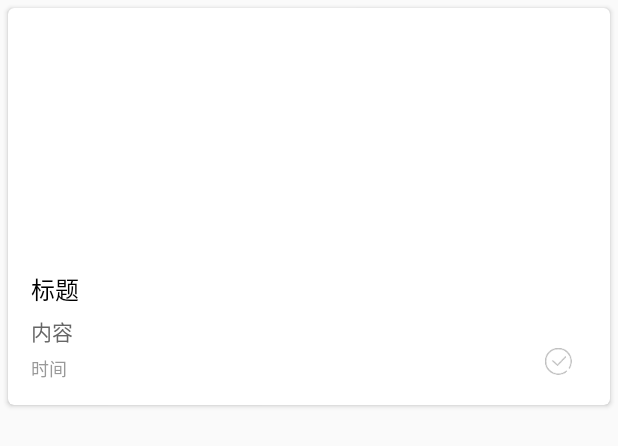
After one commit to ChiuLui/orangenote, an Android app: the layout note_item2.xml on its own in the app's theme, with its tools: preview values and no code run, on a phone screen of 412 x 824 dp. The commit adds this screen. Shown: the top 446 px of the screen. Run offline under Robolectric (Android 15) with nearby library versions, the phone set to English and light mode, and no system bars.

Commit message:
更换瀑布流视图的布局.

```diff
--- a/app/src/main/java/com/orange/orangenote/MainActivity.java
+++ b/app/src/main/java/com/orange/orangenote/MainActivity.java
@@ -232,6 +232,7 @@ public class MainActivity extends AppCompatActivity {
                     menu.findItem(R.id.view_toolbar).setIcon(R.drawable.viewgallery);
                     isListView = true;
                 }
+                recordAdapter();
                 break;
                 //全选
             case R.id.allcheck_toolbar:
--- a/app/src/main/res/layout/note_item.xml
+++ b/app/src/main/res/layout/note_item.xml
@@ -3,10 +3,10 @@
     xmlns:app="http://schemas.android.com/apk/res-auto"
     android:layout_width="match_parent"
     android:layout_height="wrap_content"
+    android:layout_marginTop="5dp"
     android:layout_marginBottom="5dp"
     android:layout_marginLeft="10dp"
     android:layout_marginRight="10dp"
-    android:layout_marginTop="5dp"
     app:cardCornerRadius="4dp">
 
     <LinearLayout
--- /dev/null
+++ b/app/src/main/res/layout/note_item2.xml
@@ -0,0 +1,81 @@
+<?xml version="1.0" encoding="utf-8"?>
+<android.support.v7.widget.CardView xmlns:android="http://schemas.android.com/apk/res/android"
+    xmlns:app="http://schemas.android.com/apk/res-auto"
+    android:layout_width="match_parent"
+    android:layout_height="wrap_content"
+    android:layout_marginBottom="5dp"
+    android:layout_marginLeft="5dp"
+    android:layout_marginRight="5dp"
+    android:layout_marginTop="5dp"
+    app:cardCornerRadius="4dp">
+
+    <LinearLayout
+        android:layout_width="match_parent"
+        android:layout_height="wrap_content"
+        android:orientation="vertical">
+
+        <ImageView
+            android:id="@+id/imageview_item"
+            android:layout_width="match_parent"
+            android:layout_height="160dp" />
+
+        <LinearLayout
+            android:id="@+id/linelayout_item"
+            android:layout_width="match_parent"
+            android:layout_height="wrap_content"
+            android:gravity="center_vertical"
+            android:orientation="vertical"
+            android:padding="15dp">
+
+            <TextView
+                android:id="@+id/text_item_title"
+                android:layout_width="match_parent"
+                android:layout_height="wrap_content"
+                android:ellipsize="end"
+                android:singleLine="true"
+                android:text="标题"
+                android:textColor="#000000"
+                android:textSize="16sp" />
+
+            <TextView
+                android:id="@+id/text_item_content"
+                android:layout_width="match_parent"
+                android:layout_height="wrap_content"
+                android:layout_marginTop="5dp"
+                android:ellipsize="marquee"
+                android:singleLine="true"
+                android:text="内容"
+                android:textColor="#666666"
+                android:textSize="14sp" />
+
+            <LinearLayout
+                android:layout_width="match_parent"
+                android:layout_height="wrap_content"
+                android:orientation="horizontal">
+
+                <TextView
+                    android:id="@+id/text_item_tiem"
+                    android:layout_width="match_parent"
+                    android:layout_height="wrap_content"
+                    android:layout_marginTop="5dp"
+                    android:layout_weight="1"
+                    android:text="时间"
+                    android:textColor="#999999"
+                    android:textSize="12sp" />
+
+                <CheckBox
+                    android:id="@+id/checkbox_item"
+                    android:layout_width="wrap_content"
+                    android:layout_height="wrap_content"
+                    android:layout_gravity="right"
+                    android:button="@drawable/chackbok"
+                    android:paddingRight="10dp" />
+
+            </LinearLayout>
+
+        </LinearLayout>
+
+
+    </LinearLayout>
+
+</android.support.v7.widget.CardView>
```
Also changed, not shown: app/src/main/java/com/orange/orangenote/NoteAdapter.java (+19 -4 lines), app/src/main/java/com/orange/orangenote/util/ContentUtil.java (+91 -11 lines).
